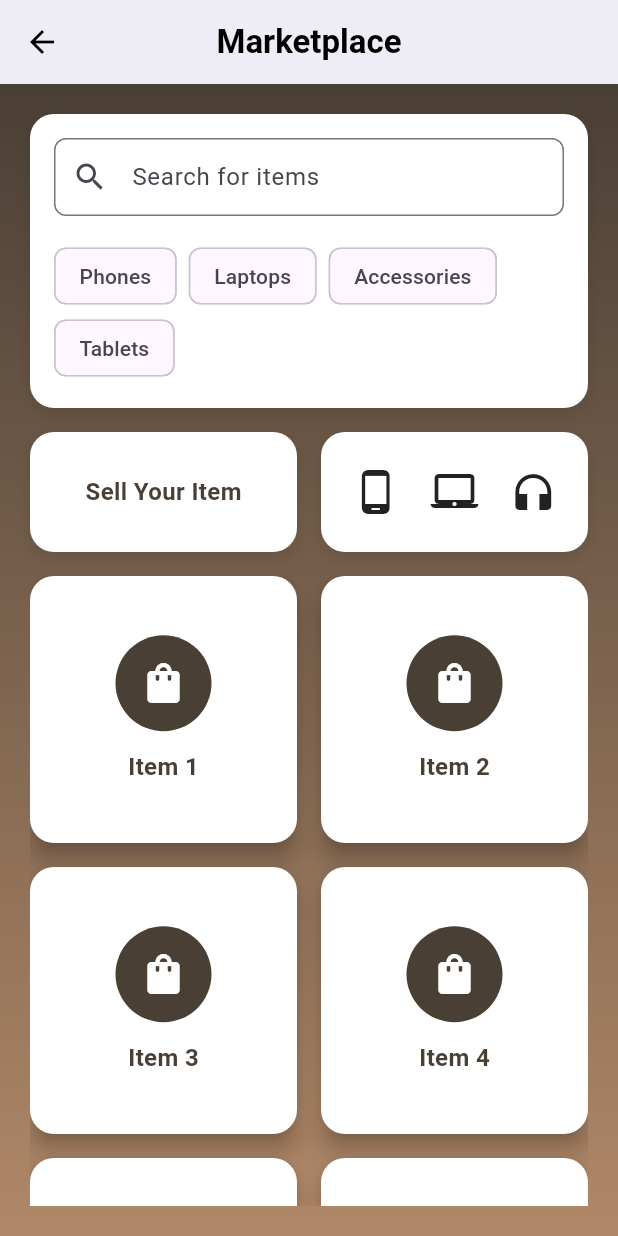
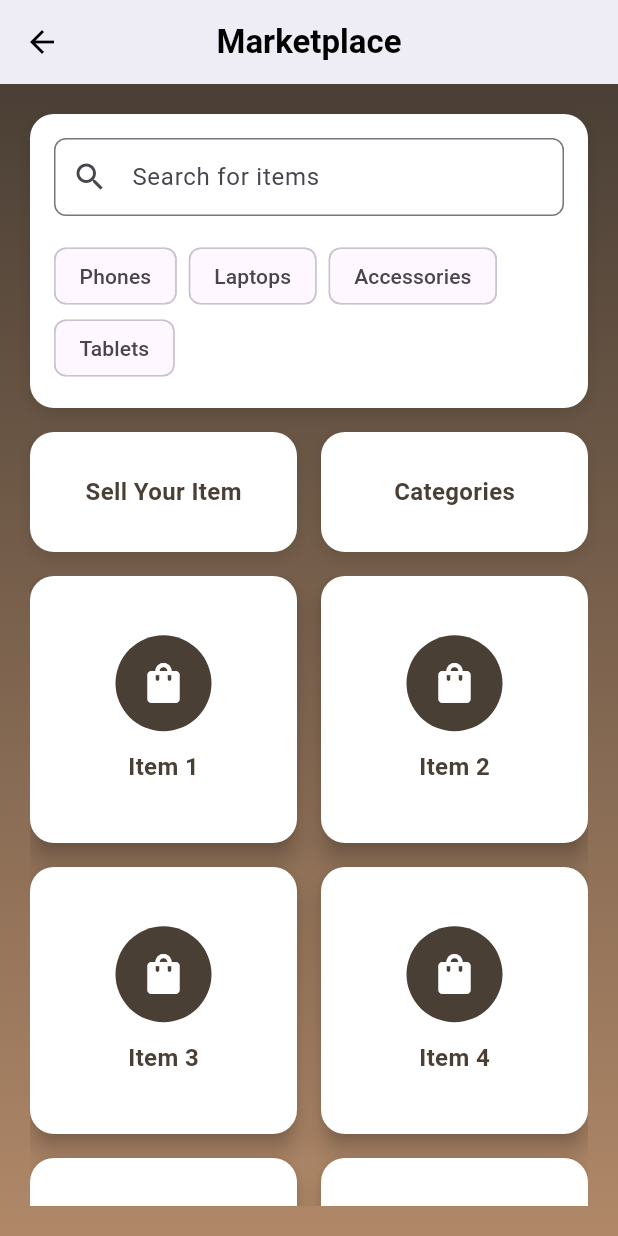
Before and after one commit to csmonterola/fixnmatch-ewaste-app, a Flutter app: the MarketplacePage screen opened by its route, on a phone screen of 412 x 824 dp. Run offline on Flutter 3.47's test engine with Material 3 defaults, Android fonts, the phone set to English and light mode, and no system bars.

Commit message:
Initial commit

```diff
--- a/fixnmatch/lib/marketplace_page.dart
+++ b/fixnmatch/lib/marketplace_page.dart
@@ -134,7 +134,7 @@ class _MarketplacePageState extends State<MarketplacePage> {
                       ),
                     ),
                     const SizedBox(width: 16),
-                    // Categories (Icons)
+                    // Categories Box (Changed)
                     Expanded(
                       child: Container(
                         height: 80,
@@ -149,13 +149,15 @@ class _MarketplacePageState extends State<MarketplacePage> {
                             ),
                           ],
                         ),
-                        child: Row(
-                          mainAxisAlignment: MainAxisAlignment.spaceEvenly,
-                          children: const [
-                            Icon(Icons.phone_android, size: 32),
-                            Icon(Icons.laptop_mac, size: 32),
-                            Icon(Icons.headphones, size: 32),
-                          ],
+                        child: Center(
+                          child: Text(
+                            "Categories",
+                            style: TextStyle(
+                              fontWeight: FontWeight.bold,
+                              color: darkBrown,
+                              fontSize: 16,
+                            ),
+                          ),
                         ),
                       ),
                     ),
```
